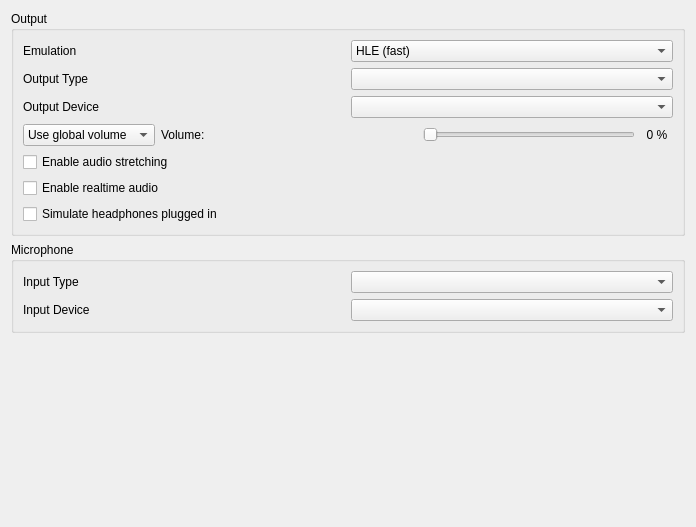
Old version of the form src/citra_qt/configuration/configure_audio.ui in the repository DevElderLost/AzaharTrigger-test.
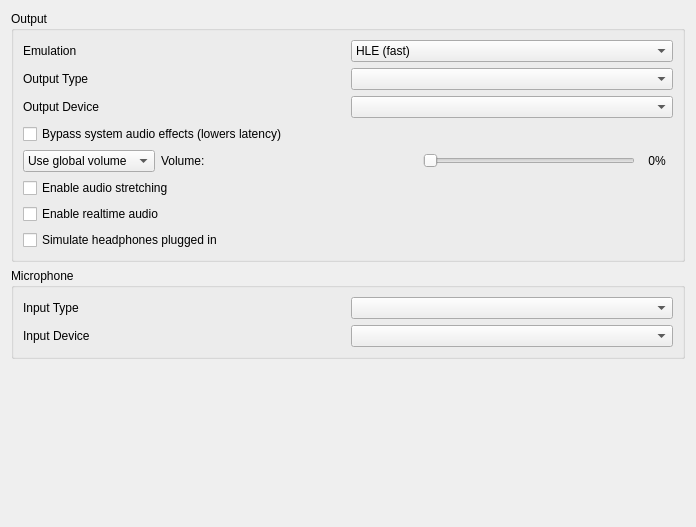
New version of the form.

What changed in the file:
```diff
--- a/src/citra_qt/configuration/configure_audio.ui
+++ b/src/citra_qt/configuration/configure_audio.ui
@@ -83,6 +83,16 @@
         <item row="1" column="1">
          <widget class="QComboBox" name="output_device_combo_box"/>
         </item>
+        <item row="2" column="0" colspan="2">
+         <widget class="QCheckBox" name="bypass_audio_effects">
+          <property name="toolTip">
+           <string>&lt;html&gt;&lt;head/&gt;&lt;body&gt;&lt;p&gt;Asks Windows to skip the audio effects of the output device (equalizers, virtual surround, sound enhancements) as they can add tens of milliseconds of audio latency. Only available with the Cubeb output.&lt;/p&gt;&lt;/body&gt;&lt;/html&gt;</string>
+          </property>
+          <property name="text">
+           <string>Bypass system audio effects (lowers latency)</string>
+          </property>
+         </widget>
+        </item>
        </layout>
       </item>
       <item>
@@ -162,7 +172,7 @@
             </size>
            </property>
            <property name="text">
-            <string>0 %</string>
+            <string notr="true">0%</string>
            </property>
            <property name="alignment">
             <set>Qt::AlignCenter</set>
```
Left out of the diff: 1 changed line with no effect on the pictures.
